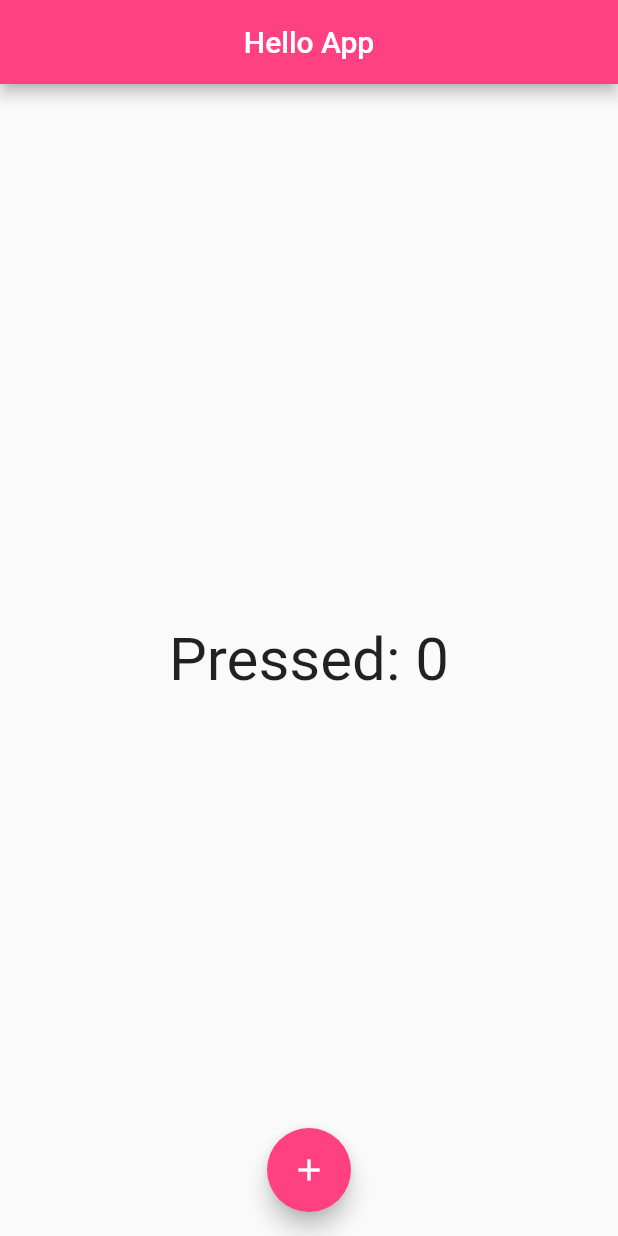
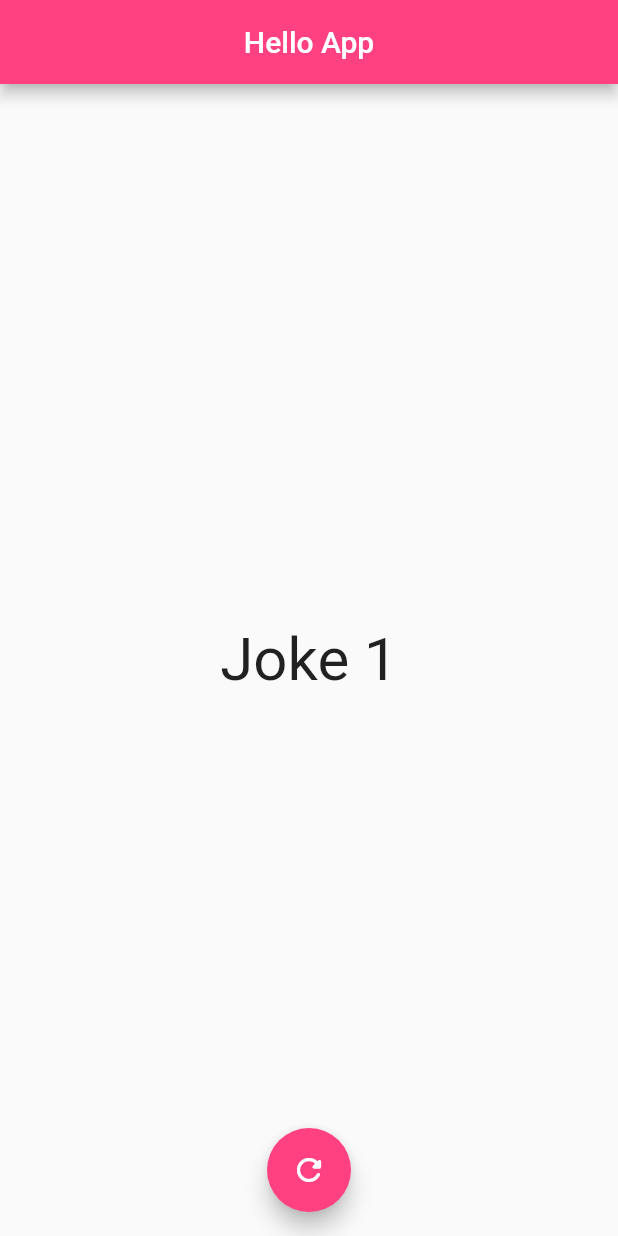
Before and after one commit to ShourovRoy/flutter_hello_world, a Flutter app: the screen it shows after launch, on a phone screen of 412 x 824 dp. Run offline on Flutter 3.47's test engine with Material 2 defaults, Android fonts, the phone set to English and light mode, and no system bars.

Commit message:
Jokes app done

```diff
--- a/lib/main.dart
+++ b/lib/main.dart
@@ -14,10 +14,26 @@ class MyApp extends StatefulWidget {
 class _MyAppState extends State<MyApp> {
   var count;
 
+  List<String> jokes = [
+    "Joke 1",
+    "Joke 2",
+    "Joke 3",
+  ];
+
   @override
   void initState() {
     super.initState();
     count = 0;
+  }
+
+  void getAnotherJoke() {
+    setState(() {
+      if (count == (jokes.length - 1)) {
+        count = 0;
+      } else {
+        count++;
+      }
+    });
   }
 
   @override
@@ -34,18 +50,14 @@ class _MyAppState extends State<MyApp> {
         body: Container(
           child: Center(
             child: Text(
-              "Pressed: $count",
+              "${jokes[count]}",
               style: TextStyle(fontSize: 40.0),
             ),
           ),
         ),
         floatingActionButton: FloatingActionButton(
-          onPressed: () {
-            setState(() {
-              count++;
-            });
-          },
-          child: Icon(Icons.add),
+          onPressed: this.getAnotherJoke,
+          child: Icon(Icons.refresh_rounded),
           backgroundColor: Colors.pinkAccent,
         ),
         floatingActionButtonLocation: FloatingActionButtonLocation.centerFloat,
```
